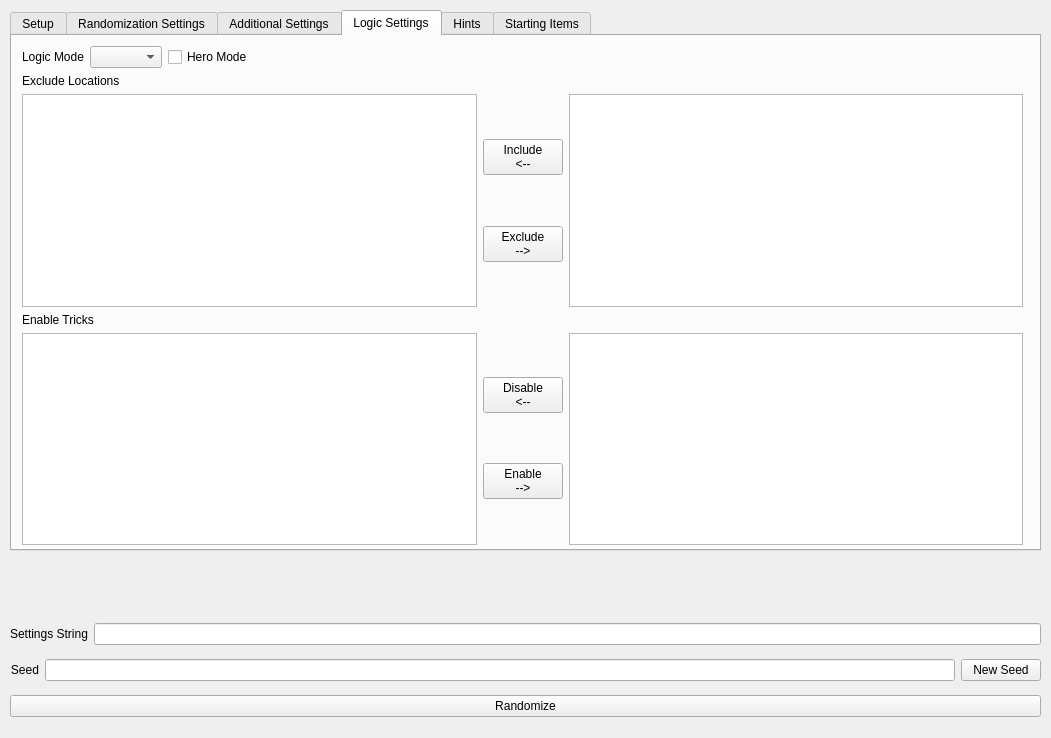
ssrando/ssrando, file gui/randogui.ui: the form before one commit.
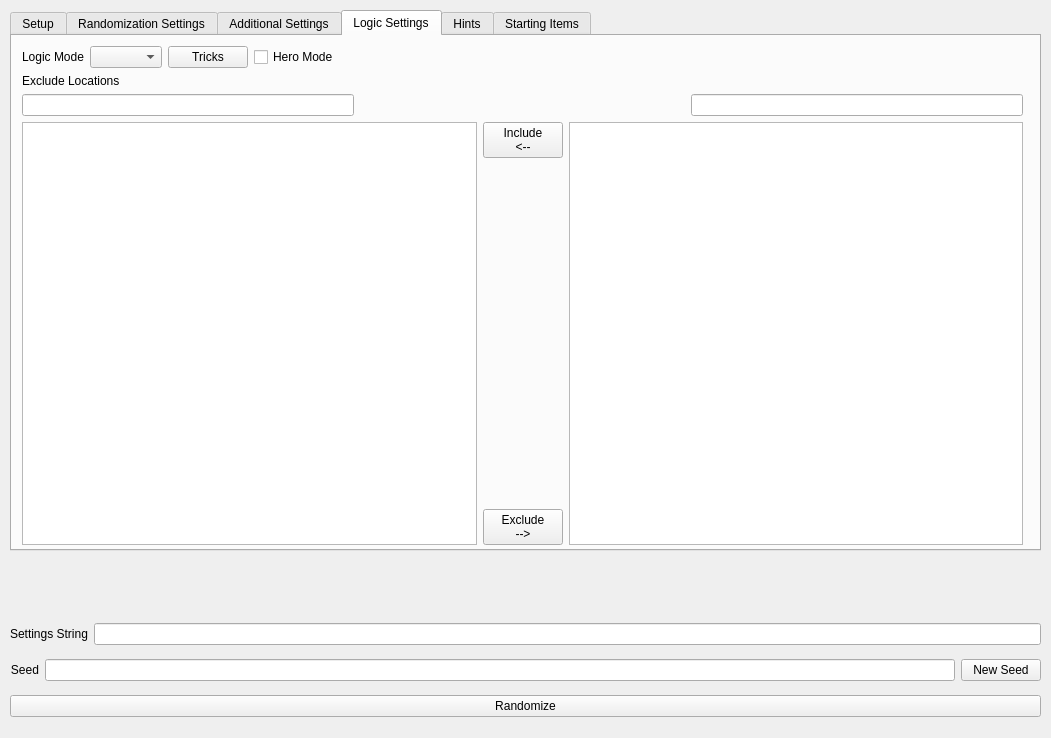
The form after the commit. The open tabs and pages were chosen to show the change.

Commit message:
Logic Tab Improvements - Tricks Dialog and Free Text Search (#340)
* migrate tricks to standalone dialog

* tweak dialog

* connect dialog with settings

* add new controls for exclude locations

* free text search

* fix sorting in proxied models

* universal solution for serializing list models

* remove dropdowns

* remove include/exclude all

* format

* fix change preservation issues when leaving tricks dialog

* fixed a valueerror in the sort algo

* allow rapid one-direction movelemnt between lists

* formatting

* remove fast move support to fix errors

What changed in the file:
```diff
--- a/gui/randogui.ui
+++ b/gui/randogui.ui
@@ -11,7 +11,7 @@
    </rect>
   </property>
   <property name="sizePolicy">
-   <sizepolicy hsizetype="Fixed" vsizetype="Fixed">
+   <sizepolicy hsizetype="Preferred" vsizetype="Preferred">
     <horstretch>0</horstretch>
     <verstretch>0</verstretch>
    </sizepolicy>
@@ -39,11 +39,17 @@
     <property name="geometry">
      <rect>
       <x>10</x>
-      <y>570</y>
+      <y>560</y>
       <width>1031</width>
-      <height>31</height>
+      <height>41</height>
      </rect>
     </property>
+    <property name="sizePolicy">
+     <sizepolicy hsizetype="Fixed" vsizetype="Fixed">
+      <horstretch>0</horstretch>
+      <verstretch>0</verstretch>
+     </sizepolicy>
+    </property>
     <property name="text">
      <string/>
     </property>
@@ -60,6 +66,18 @@
       <height>541</height>
      </rect>
     </property>
+    <property name="sizePolicy">
+     <sizepolicy hsizetype="Expanding" vsizetype="Expanding">
+      <horstretch>0</horstretch>
+      <verstretch>0</verstretch>
+     </sizepolicy>
+    </property>
+    <property name="sizeIncrement">
+     <size>
+      <width>0</width>
+      <height>0</height>
+     </size>
+    </property>
     <property name="toolTip">
      <string/>
     </property>
@@ -1353,6 +1371,13 @@
          <item>
           <widget class="QComboBox" name="option_logic_mode"/>
          </item>
+         <item>
+          <widget class="QPushButton" name="edit_tricks">
+           <property name="text">
+            <string>Tricks</string>
+           </property>
+          </widget>
+         </item>
          <item>
           <widget class="QCheckBox" name="option_hero_mode">
            <property name="text">
@@ -1377,6 +1402,9 @@
        </item>
        <item>
         <layout class="QVBoxLayout" name="vlay_exclude_locations">
+         <property name="spacing">
+          <number>6</number>
+         </property>
          <item>
           <widget class="QLabel" name="label_exclude_locations">
            <property name="text">
@@ -1384,6 +1412,39 @@
            </property>
           </widget>
          </item>
+         <item>
+          <layout class="QHBoxLayout" name="horizontalLayout">
+           <property name="sizeConstraint">
+            <enum>QLayout::SetDefaultConstraint</enum>
+           </property>
+           <item>
+            <widget class="QLineEdit" name="included_free_search">
+             <property name="text">
+              <string/>
+             </property>
+            </widget>
+           </item>
+           <item>
+            <spacer name="horizontalSpacer">
+             <property name="orientation">
+              <enum>Qt::Horizontal</enum>
+             </property>
+             <property name="sizeType">
+              <enum>QSizePolicy::Expanding</enum>
+             </property>
+             <property name="sizeHint" stdset="0">
+              <size>
+               <width>40</width>
+               <height>20</height>
+              </size>
+             </property>
+            </spacer>
+           </item>
+           <item>
+            <widget class="QLineEdit" name="excluded_free_search"/>
+           </item>
+          </layout>
+         </item>
          <item>
           <layout class="QHBoxLayout" name="hlay_exclude_locations_body">
            <item>
@@ -1399,6 +1460,19 @@
                </property>
               </widget>
              </item>
+             <item>
+              <spacer name="verticalSpacer">
+               <property name="orientation">
+                <enum>Qt::Vertical</enum>
+               </property>
+               <property name="sizeHint" stdset="0">
+                <size>
+                 <width>20</width>
+                 <height>40</height>
+                </size>
+               </property>
+              </spacer>
+             </item>
              <item>
               <widget class="QPushButton" name="exclude_location">
                <property name="text">
@@ -1416,51 +1490,6 @@
          </item>
         </layout>
        </item>
-       <item>
-        <layout class="QVBoxLayout" name="vlay_tricks">
-         <item>
-          <widget class="QLabel" name="label_tricks">
-           <property name="text">
-            <string>Enable Tricks</string>
-           </property>
-          </widget>
-         </item>
-         <item>
-          <layout class="QHBoxLayout" name="hlay_tricks_body">
-           <item>
-            <widget class="QListView" name="disabled_tricks">
-             <property name="toolTip">
-              <string>test</string>
-             </property>
-            </widget>
-           </item>
-           <item>
-            <layout class="QVBoxLayout" name="vlay_tricks_controls">
-             <item>
-              <widget class="QPushButton" name="disable_trick">
-               <property name="text">
-                <string>Disable
-&lt;--</string>
-               </property>
-              </widget>
-             </item>
-             <item>
-              <widget class="QPushButton" name="enable_trick">
-               <property name="text">
-                <string>Enable
---&gt;</string>
-               </property>
-              </widget>
-             </item>
-            </layout>
-           </item>
-           <item>
-            <widget class="QListView" name="enabled_tricks"/>
-           </item>
-          </layout>
-         </item>
-        </layout>
-       </item>
       </layout>
      </widget>
     </widget>
```
Left out of the diff: 10 changed lines with no effect on the pictures. The commit also changes 8 other files.
